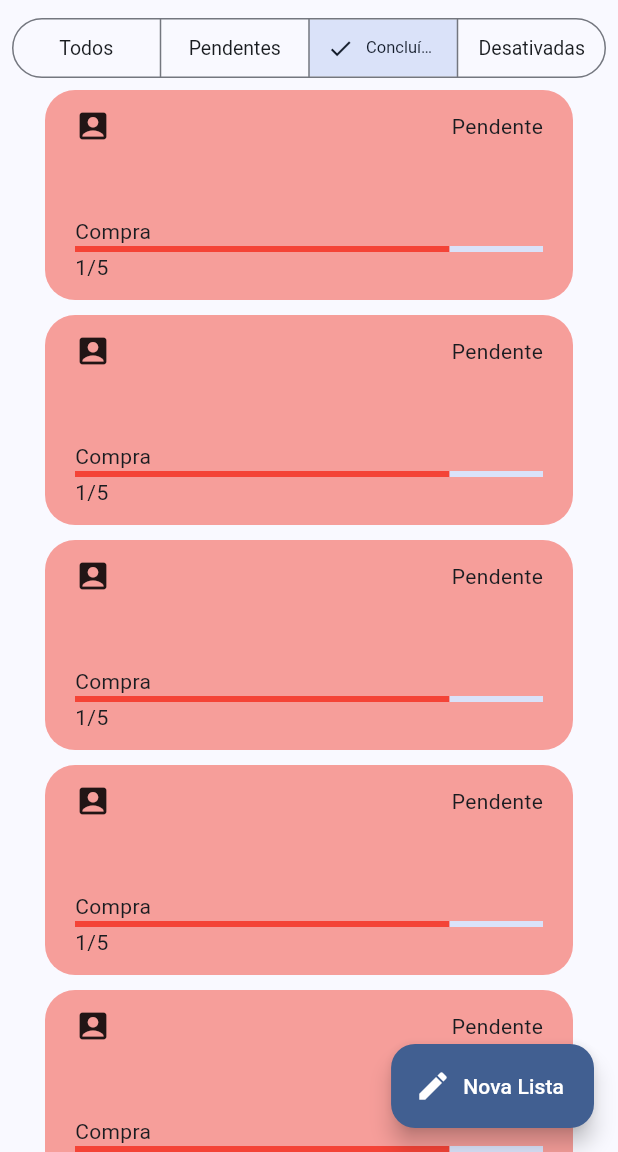
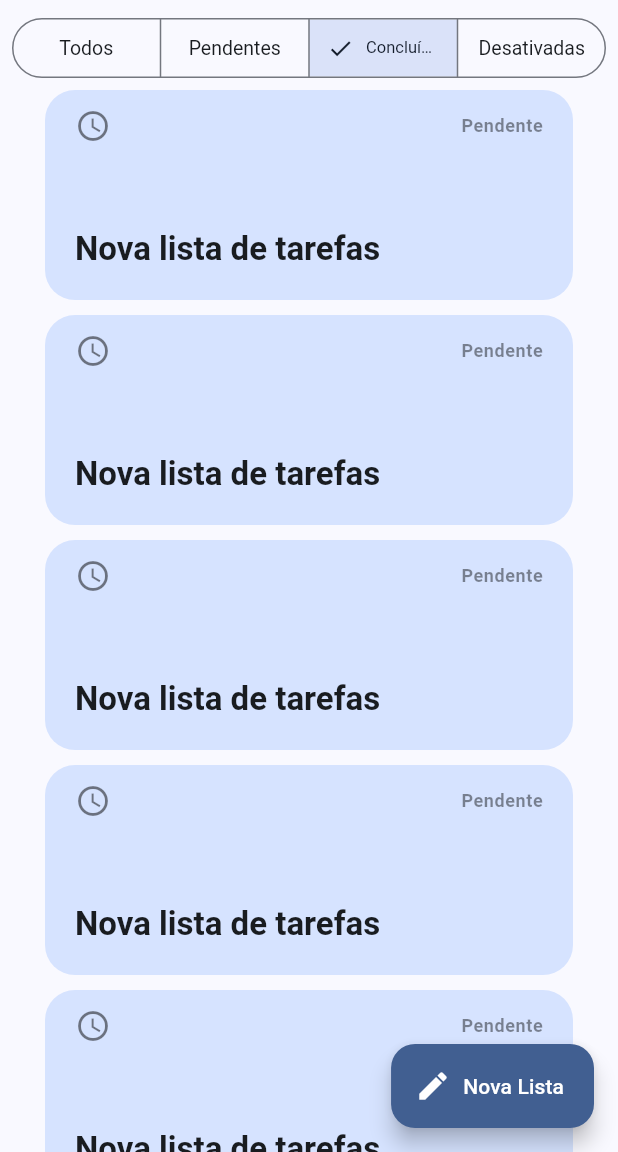
Before and after one commit to Matheus-Doerzbacher/app_listinha, a Flutter app: the screen it shows after launch, on a phone screen of 412 x 824 dp, the part 84-1236 px from its top. Run offline on Flutter 3.47's test engine with Material 3 defaults, Android fonts, the phone set to English and light mode, and no system bars; our stand-ins replace flutter_modular, realm; generated files the repository leaves out were written again.

Commit message:
finalizado o layout do task_card

```diff
--- a/lib/src/home/home_page.dart
+++ b/lib/src/home/home_page.dart
@@ -38,7 +38,37 @@ class _HomePageState extends State<HomePage> {
               ),
               itemCount: 100,
               itemBuilder: (context, index) {
-                final model = TaskBoard(Uuid.v4(), 'Compra');
+                final model = TaskBoard(
+                  Uuid.v4(),
+                  'Nova lista de tarefas',
+                  // tasks: [
+                  //   TaskModel(
+                  //     Uuid.v4(),
+                  //     'Compras de supermercado',
+                  //     complete: true,
+                  //   ),
+                  //   TaskModel(
+                  //     Uuid.v4(),
+                  //     'Compras de roupas',
+                  //     complete: true,
+                  //   ),
+                  //   TaskModel(
+                  //     Uuid.v4(),
+                  //     'Compras de eletrônicos',
+                  //     complete: true,
+                  //   ),
+                  //   TaskModel(
+                  //     Uuid.v4(),
+                  //     'Compras de material escolar',
+                  //     complete: true,
+                  //   ),
+                  //   TaskModel(
+                  //     Uuid.v4(),
+                  //     'Compras de presentes',
+                  //     complete: true,
+                  //   ),
+                  // ],
+                );
                 return TaskCard(board: model);
               },
               separatorBuilder: (context, index) {
--- a/lib/src/home/widgets/custom_drawer.dart
+++ b/lib/src/home/widgets/custom_drawer.dart
@@ -1,7 +1,7 @@
 import 'package:flutter/material.dart';
 import 'package:flutter_modular/flutter_modular.dart';
+import 'package:intl/intl.dart';
 import 'package:listinha/src/shared/stores/app_store.dart';
-import 'package:intl/intl.dart';
 
 class CustomDrawer extends StatelessWidget {
   const CustomDrawer({super.key});
--- a/lib/src/home/widgets/task_card.dart
+++ b/lib/src/home/widgets/task_card.dart
@@ -1,23 +1,78 @@
 import 'package:flutter/material.dart';
 import 'package:listinha/src/shared/service/realm/models/tasks/task_model.dart';
+
+enum TaskCardStatus {
+  pending(Icons.access_time, 'Pendente'),
+  completed(Icons.check, 'Completa'),
+  disable(Icons.cancel_outlined, 'Desativada');
+
+  final IconData icon;
+  final String text;
+
+  const TaskCardStatus(this.icon, this.text);
+}
 
 class TaskCard extends StatelessWidget {
   final TaskBoard board;
   const TaskCard({super.key, required this.board});
 
   double getProgress(List<TaskModel> tasks) {
-    return 0.8;
+    if (tasks.isEmpty) return 0;
+    final completedTasks = tasks.where((task) => task.complete).length;
+    return completedTasks / tasks.length;
+  }
+
+  String getProgressText(List<TaskModel> tasks) {
+    final completedTasks = tasks.where((task) => task.complete).length;
+    return '$completedTasks/${tasks.length}';
+  }
+
+  TaskCardStatus getStatus(TaskBoard board, double progress) {
+    if (!board.enable) {
+      return TaskCardStatus.disable;
+    } else if (progress < 1.0) {
+      return TaskCardStatus.pending;
+    } else {
+      return TaskCardStatus.completed;
+    }
+  }
+
+  Color getBackgroundColor(TaskCardStatus status, ThemeData theme) {
+    switch (status) {
+      case TaskCardStatus.pending:
+        return theme.colorScheme.primaryContainer;
+      case TaskCardStatus.completed:
+        return theme.colorScheme.tertiaryContainer;
+      case TaskCardStatus.disable:
+        return theme.colorScheme.errorContainer;
+    }
+  }
+
+  Color getColor(TaskCardStatus status, ThemeData theme) {
+    switch (status) {
+      case TaskCardStatus.pending:
+        return theme.colorScheme.primary;
+      case TaskCardStatus.completed:
+        return theme.colorScheme.tertiary;
+      case TaskCardStatus.disable:
+        return theme.colorScheme.error;
+    }
   }
 
   @override
   Widget build(BuildContext context) {
+    final theme = Theme.of(context);
+
     final progress = getProgress(board.tasks);
-    const progressText = '1/5';
+    final progressText = getProgressText(board.tasks);
     final title = board.title;
-    const color = Colors.red;
-    final backgrouColor = Colors.red.withOpacity(0.5);
-    const statusText = 'Pendente';
-    const iconData = Icons.account_box;
+
+    final status = getStatus(board, progress);
+    final statusText = status.text;
+    final iconData = status.icon;
+
+    final backgrouColor = getBackgroundColor(status, theme);
+    final color = getColor(status, theme);
 
     return Container(
       height: 140,
@@ -32,20 +87,43 @@ class TaskCard extends StatelessWidget {
       child: Column(
         crossAxisAlignment: CrossAxisAlignment.start,
         children: [
-          const Row(
+          Row(
             children: [
-              Icon(iconData),
-              Spacer(),
-              Text(statusText),
+              Icon(
+                iconData,
+                color: theme.iconTheme.color?.withOpacity(0.5),
+              ),
+              const Spacer(),
+              Text(
+                statusText,
+                style: theme.textTheme.bodySmall?.copyWith(
+                  fontWeight: FontWeight.bold,
+                  color: theme.textTheme.bodySmall?.color?.withOpacity(0.5),
+                ),
+              ),
             ],
           ),
           const Spacer(),
-          Text(title),
-          LinearProgressIndicator(
-            value: progress,
-            color: color,
+          Text(
+            title,
+            style: theme.textTheme.titleLarge?.copyWith(
+              fontWeight: FontWeight.bold,
+            ),
           ),
-          const Text(progressText),
+          const SizedBox(height: 8),
+          if (board.tasks.isNotEmpty)
+            Column(
+              crossAxisAlignment: CrossAxisAlignment.start,
+              mainAxisSize: MainAxisSize.min,
+              children: [
+                LinearProgressIndicator(
+                  value: progress,
+                  color: color,
+                ),
+                const SizedBox(height: 2),
+                Text(progressText),
+              ],
+            ),
         ],
       ),
     );
```
Also changed, not shown: 2 other files.
